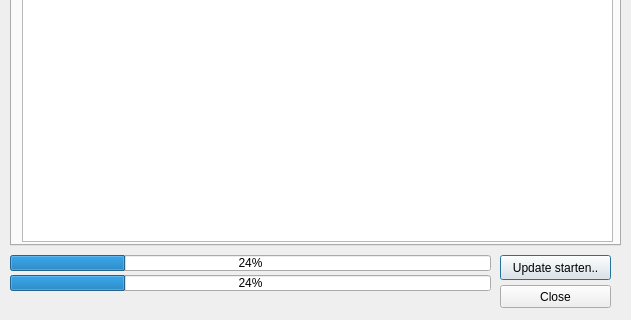
Above: src/updater/updaterdialog.ui from vcgato29/server-control-panel before the change; both pictures show x 0 to 631 and y 325 to 645 of the 631 by 645 pixel window. Below: the same form after it.
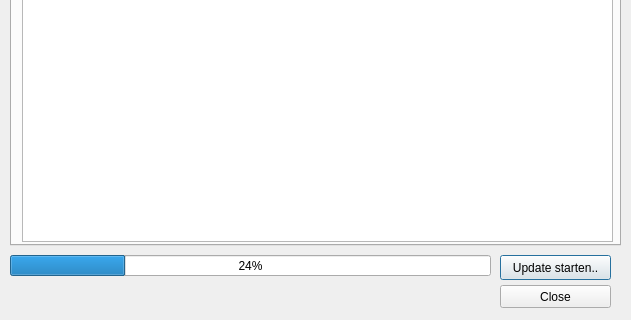
That is the form after the change.

Commit message:
added button clicks for ColumnItemDelegate Buttons ("fake/non-widget")
the implementation uses the editorEvent() function for event binding and listening
and combines it with UserRoles (per button). on mouseclick the data in the cell is change to true,
this causes the paint function to render sunken button; raised one on false.

```diff
--- a/src/updater/updaterdialog.ui
+++ b/src/updater/updaterdialog.ui
@@ -200,20 +200,7 @@
      <x>10</x>
      <y>580</y>
      <width>481</width>
-     <height>16</height>
-    </rect>
-   </property>
-   <property name="value">
-    <number>24</number>
-   </property>
-  </widget>
-  <widget class="QProgressBar" name="mainProgressBar">
-   <property name="geometry">
-    <rect>
-     <x>10</x>
-     <y>600</y>
-     <width>481</width>
-     <height>16</height>
+     <height>21</height>
     </rect>
    </property>
    <property name="value">
```
The commit also changes 5 other files.
